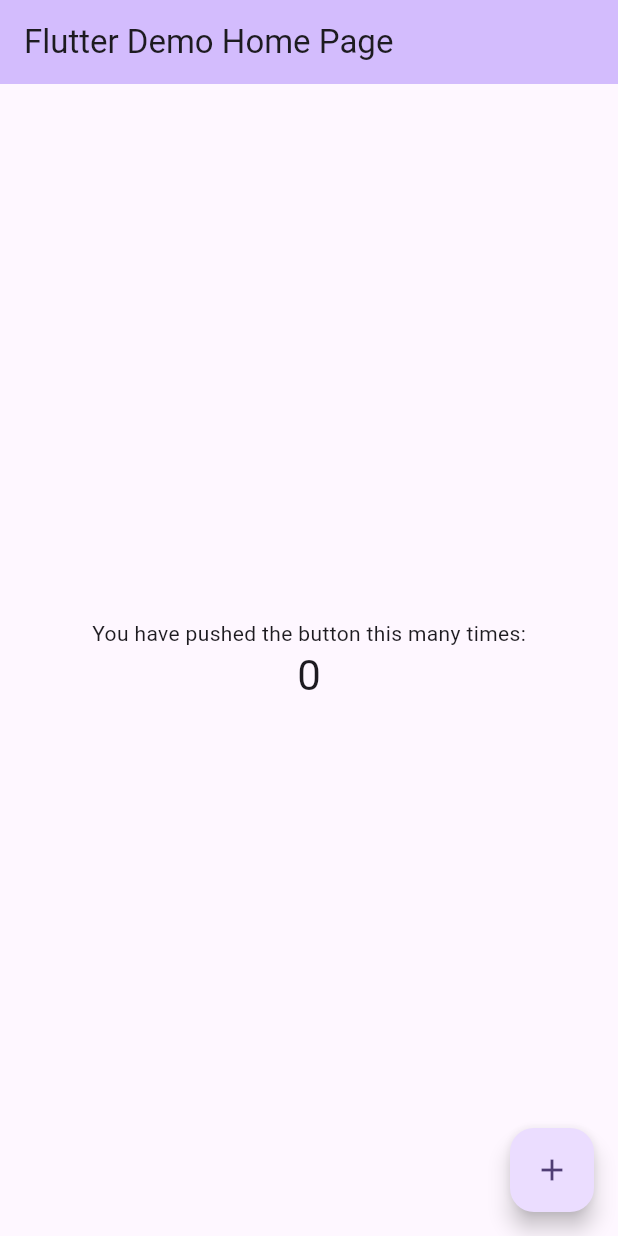
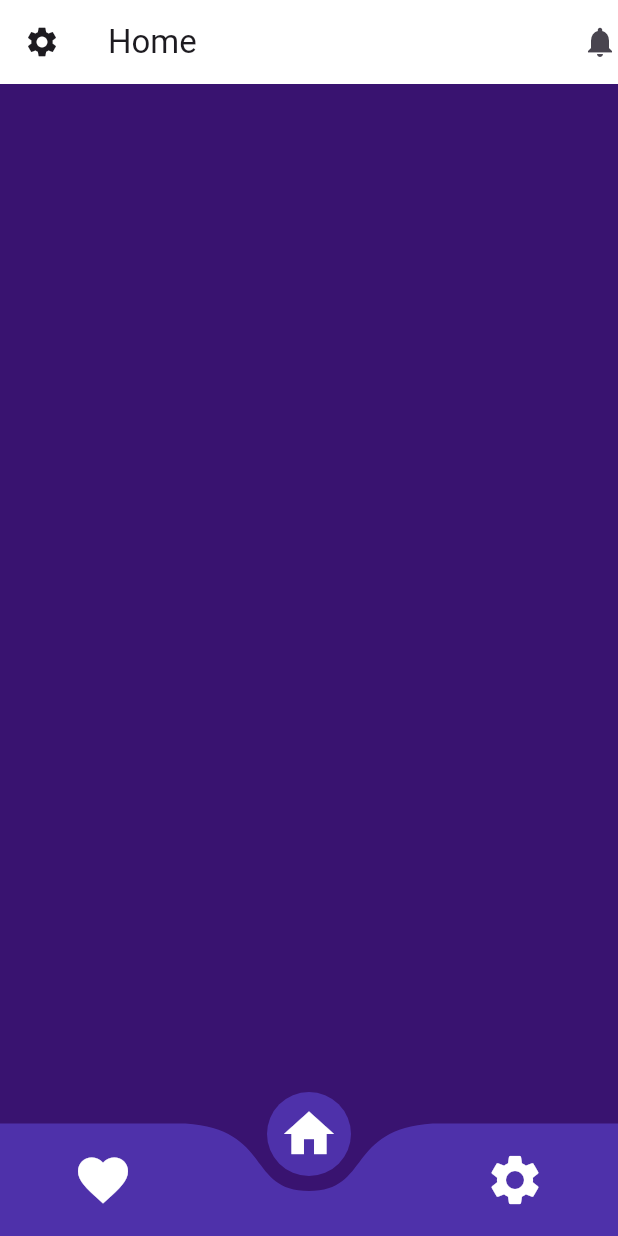
Before and after one commit to ChokJianHong/Technician-App, a Flutter app: the screen it shows after launch, on a phone screen of 412 x 824 dp. Run offline on Flutter 3.47's test engine with Material 3 defaults, Android fonts, the phone set to English and light mode, and no system bars; drawn by our look-alikes of curved_navigation_bar.

Commit message:
app bar and bottomnav component
Completed components for appbar and bottomnav

```diff
--- /dev/null
+++ b/technician_app/lib/Assets/Components/AppBar.dart
@@ -0,0 +1,18 @@
+import 'package:flutter/material.dart';
+
+class CustomAppBar extends StatelessWidget implements PreferredSizeWidget {
+  const CustomAppBar({super.key});
+
+  @override
+  Widget build(BuildContext context) {
+    return AppBar(
+      leading: Icon(Icons.settings),
+      actions: [Icon(Icons.notifications)],
+      backgroundColor: Colors.white,
+      title: Text('Home'),
+    );
+  }
+
+  @override
+  Size get preferredSize => const Size.fromHeight(kToolbarHeight);
+}
--- /dev/null
+++ b/technician_app/lib/Assets/Components/BottomNav.dart
@@ -0,0 +1,36 @@
+import 'package:curved_navigation_bar/curved_navigation_bar.dart';
+import 'package:flutter/material.dart';
+
+class BottomNav extends StatelessWidget {
+  final Function(int) onTap;
+  final int currentIndex;
+
+  BottomNav({required this.onTap, required this.currentIndex});
+
+  @override
+  Widget build(BuildContext context) {
+    return CurvedNavigationBar(
+      index: currentIndex,
+      backgroundColor: Color(0xFF391370),
+      color: Color(0xFF4E31AA),
+      onTap: onTap,
+      items: [
+        Icon(
+          Icons.favorite,
+          color: Colors.white,
+          size: 40,
+        ),
+        Icon(
+          Icons.home,
+          color: Colors.white,
+          size: 40,
+        ),
+        Icon(
+          Icons.settings,
+          color: Colors.white,
+          size: 40,
+        )
+      ],
+    );
+  }
+}
--- a/technician_app/lib/Pages/Completed_Job_Details.dart
+++ b/technician_app/lib/Pages/Completed_Job_Details.dart
@@ -0,0 +1,34 @@
+import 'package:flutter/material.dart';
+import 'package:flutter/widgets.dart';
+import 'package:technician_app/Assets/Components/BottomNav.dart';
+import 'package:technician_app/Assets/Components/AppBar.dart';
+
+class Complete_Job_Details extends StatefulWidget {
+  const Complete_Job_Details({super.key});
+
+  @override
+  State<Complete_Job_Details> createState() => _Complete_Job_DetailsState();
+}
+
+class _Complete_Job_DetailsState extends State<Complete_Job_Details> {
+  int _currentIndex = 1;
+
+  void _onTapTapped(int index) {
+    setState(() {
+      _currentIndex = index;
+    });
+  }
+
+  @override
+  Widget build(BuildContext context) {
+    return  Scaffold(
+      backgroundColor: Color(0xFF391370),
+      appBar: CustomAppBar(),
+
+      bottomNavigationBar: BottomNav(
+        onTap: _onTapTapped,
+        currentIndex: _currentIndex,
+      ),
+    );
+  }
+}
--- /dev/null
+++ b/technician_app/lib/Pages/test.dart
@@ -0,0 +1,18 @@
+import 'package:flutter/material.dart';
+import 'package:technician_app/Assets/Components/AppBar.dart';
+
+class test extends StatefulWidget {
+  const test({super.key});
+
+  @override
+  State<test> createState() => _testState();
+}
+
+class _testState extends State<test> {
+  @override
+  Widget build(BuildContext context) {
+    return const Scaffold(
+      appBar: CustomAppBar(),
+    );
+  }
+}
--- a/technician_app/lib/main.dart
+++ b/technician_app/lib/main.dart
@@ -1,4 +1,6 @@
 import 'package:flutter/material.dart';
+import 'package:technician_app/Pages/Completed_Job_Details.dart';
+import 'package:technician_app/Pages/test.dart';
 
 void main() {
   runApp(const MyApp());
@@ -11,115 +13,8 @@ class MyApp extends StatelessWidget {
   @override
   Widget build(BuildContext context) {
     return MaterialApp(
-      title: 'Flutter Demo',
-      theme: ThemeData(
-        // This is the theme of your application.
-        //
-        // TRY THIS: Try running your application with "flutter run". You'll see
-        // the application has a purple toolbar. Then, without quitting the app,
-        // try changing the seedColor in the colorScheme below to Colors.green
-        // and then invoke "hot reload" (save your changes or press the "hot
-        // reload" button in a Flutter-supported IDE, or press "r" if you used
-        // the command line to start the app).
-        //
-        // Notice that the counter didn't reset back to zero; the application
-        // state is not lost during the reload. To reset the state, use hot
-        // restart instead.
-        //
-        // This works for code too, not just values: Most code changes can be
-        // tested with just a hot reload.
-        colorScheme: ColorScheme.fromSeed(seedColor: Colors.deepPurple),
-        useMaterial3: true,
-      ),
-      home: const MyHomePage(title: 'Flutter Demo Home Page'),
+      debugShowCheckedModeBanner: false,
+      home: Complete_Job_Details(),
     );
   }
 }
-
-class MyHomePage extends StatefulWidget {
-  const MyHomePage({super.key, required this.title});
-
-  // This widget is the home page of your application. It is stateful, meaning
-  // that it has a State object (defined below) that contains fields that affect
-  // how it looks.
-
-  // This class is the configuration for the state. It holds the values (in this
-  // case the title) provided by the parent (in this case the App widget) and
-  // used by the build method of the State. Fields in a Widget subclass are
-  // always marked "final".
-
-  final String title;
-
-  @override
-  State<MyHomePage> createState() => _MyHomePageState();
-}
-
-class _MyHomePageState extends State<MyHomePage> {
-  int _counter = 0;
-
-  void _incrementCounter() {
-    setState(() {
-      // This call to setState tells the Flutter framework that something has
-      // changed in this State, which causes it to rerun the build method below
-      // so that the display can reflect the updated values. If we changed
-      // _counter without calling setState(), then the build method would not be
-      // called again, and so nothing would appear to happen.
-      _counter++;
-    });
-  }
-
-  @override
-  Widget build(BuildContext context) {
-    // This method is rerun every time setState is called, for instance as done
-    // by the _incrementCounter method above.
-    //
-    // The Flutter framework has been optimized to make rerunning build methods
-    // fast, so that you can just rebuild anything that needs updating rather
-    // than having to individually change instances of widgets.
-    return Scaffold(
-      appBar: AppBar(
-        // TRY THIS: Try changing the color here to a specific color (to
-        // Colors.amber, perhaps?) and trigger a hot reload to see the AppBar
-        // change color while the other colors stay the same.
-        backgroundColor: Theme.of(context).colorScheme.inversePrimary,
-        // Here we take the value from the MyHomePage object that was created by
-        // the App.build method, and use it to set our appbar title.
-        title: Text(widget.title),
-      ),
-      body: Center(
-        // Center is a layout widget. It takes a single child and positions it
-        // in the middle of the parent.
-        child: Column(
-          // Column is also a layout widget. It takes a list of children and
-          // arranges them vertically. By default, it sizes itself to fit its
-          // children horizontally, and tries to be as tall as its parent.
-          //
-          // Column has various properties to control how it sizes itself and
-          // how it positions its children. Here we use mainAxisAlignment to
-          // center the children vertically; the main axis here is the vertical
-          // axis because Columns are vertical (the cross axis would be
-          // horizontal).
-          //
-          // TRY THIS: Invoke "debug painting" (choose the "Toggle Debug Paint"
-          // action in the IDE, or press "p" in the console), to see the
-          // wireframe for each widget.
-          mainAxisAlignment: MainAxisAlignment.center,
-          children: <Widget>[
-            const Text(
-              'You have pushed the button this many times:',
-            ),
-            Text(
-              '$_counter',
-              style: Theme.of(context).textTheme.headlineMedium,
-            ),
-          ],
-        ),
-      ),
-      floatingActionButton: FloatingActionButton(
-        onPressed: _incrementCounter,
-        tooltip: 'Increment',
-        child: const Icon(Icons.add),
-      ), // This trailing comma makes auto-formatting nicer for build methods.
-    );
-  }
-}
--- a/technician_app/pubspec.yaml
+++ b/technician_app/pubspec.yaml
@@ -32,9 +32,11 @@ dependencies:
     sdk: flutter
 
 
+
   # The following adds the Cupertino Icons font to your application.
   # Use with the CupertinoIcons class for iOS style icons.
   cupertino_icons: ^1.0.6
+  curved_navigation_bar: ^1.0.6
 
 dev_dependencies:
   flutter_test:
```
Also changed, not shown: technician_app/pubspec.lock.
